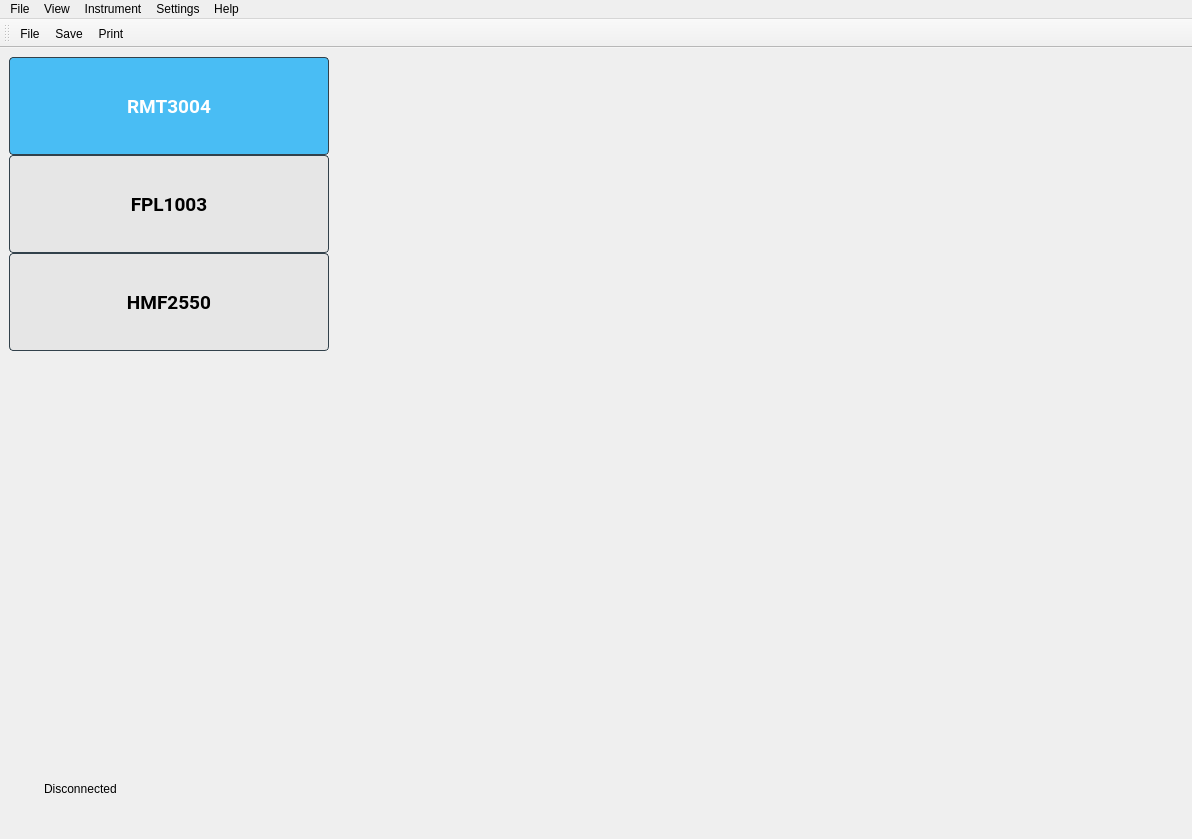
This is tas7061if/widgets/wgMainWindow/wgMainWindow.ui in DoND8xforce/tas7061 as Qt 5 draws it before an edit. The edited form follows.
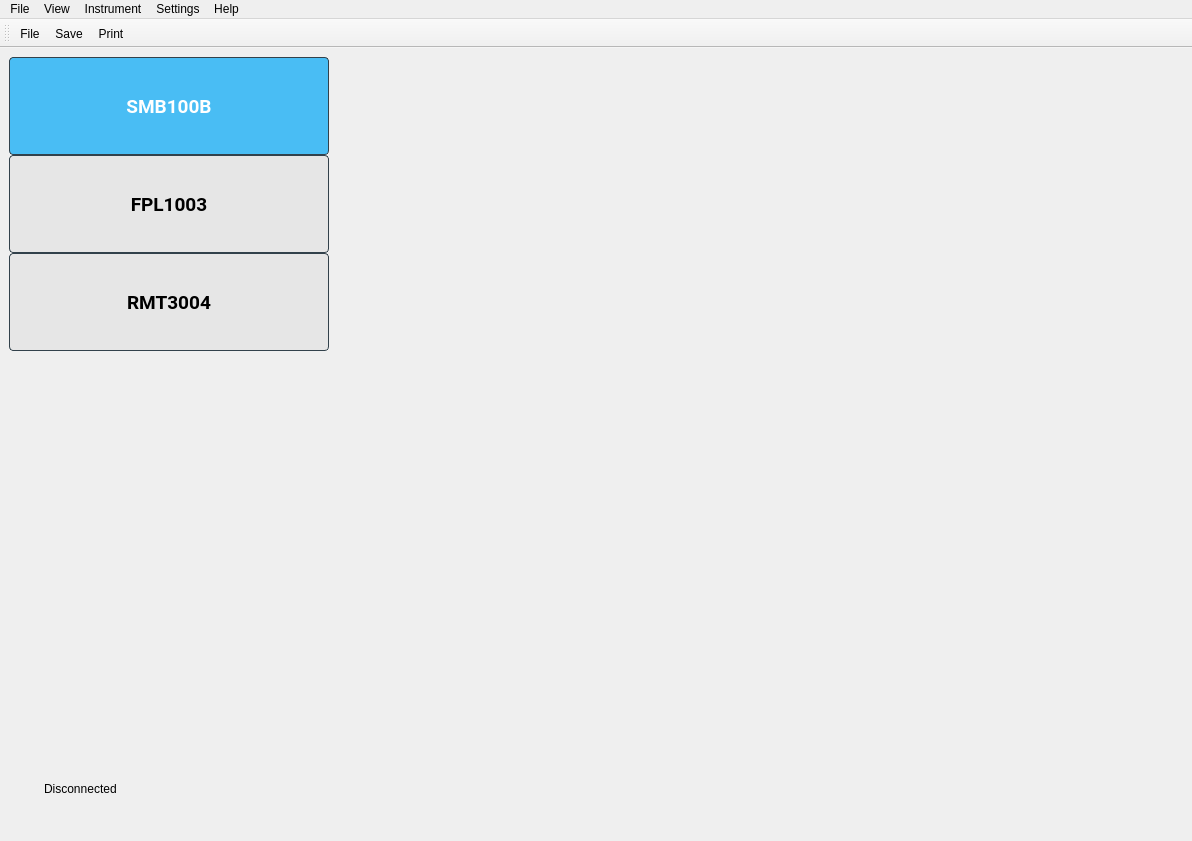
This is the edited form. Icons and pictures are not drawn.

```diff
--- a/tas7061if/widgets/wgMainWindow/wgMainWindow.ui
+++ b/tas7061if/widgets/wgMainWindow/wgMainWindow.ui
@@ -7,7 +7,7 @@
     <x>0</x>
     <y>0</y>
     <width>1192</width>
-    <height>839</height>
+    <height>841</height>
    </rect>
   </property>
   <property name="windowTitle">
@@ -91,7 +91,7 @@
         <number>0</number>
        </property>
        <item>
-        <widget class="QPushButton" name="btnRmt3004">
+        <widget class="QPushButton" name="btnSmb100b">
          <property name="minimumSize">
           <size>
            <width>88</width>
@@ -113,7 +113,7 @@
           </font>
          </property>
          <property name="text">
-          <string>RMT3004</string>
+          <string>SMB100B</string>
          </property>
          <property name="icon">
           <iconset resource="../../res.qrc">
@@ -168,7 +168,7 @@
         </widget>
        </item>
        <item>
-        <widget class="QPushButton" name="btnHmf2550">
+        <widget class="QPushButton" name="btnRmt3004">
          <property name="minimumSize">
           <size>
            <width>88</width>
@@ -190,7 +190,7 @@
           </font>
          </property>
          <property name="text">
-          <string>HMF2550</string>
+          <string>RMT3004</string>
          </property>
          <property name="icon">
           <iconset resource="../../res.qrc">
```
Left out of the diff: 2 changed lines with no effect on the pictures.
